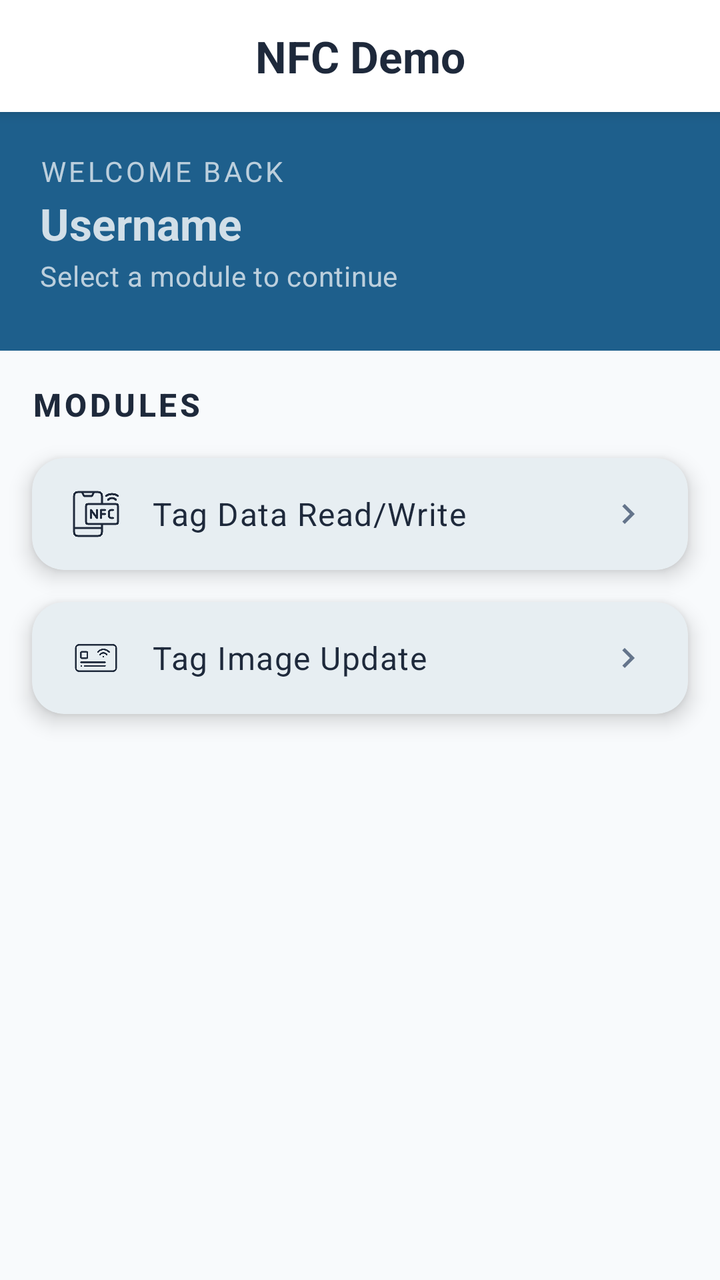
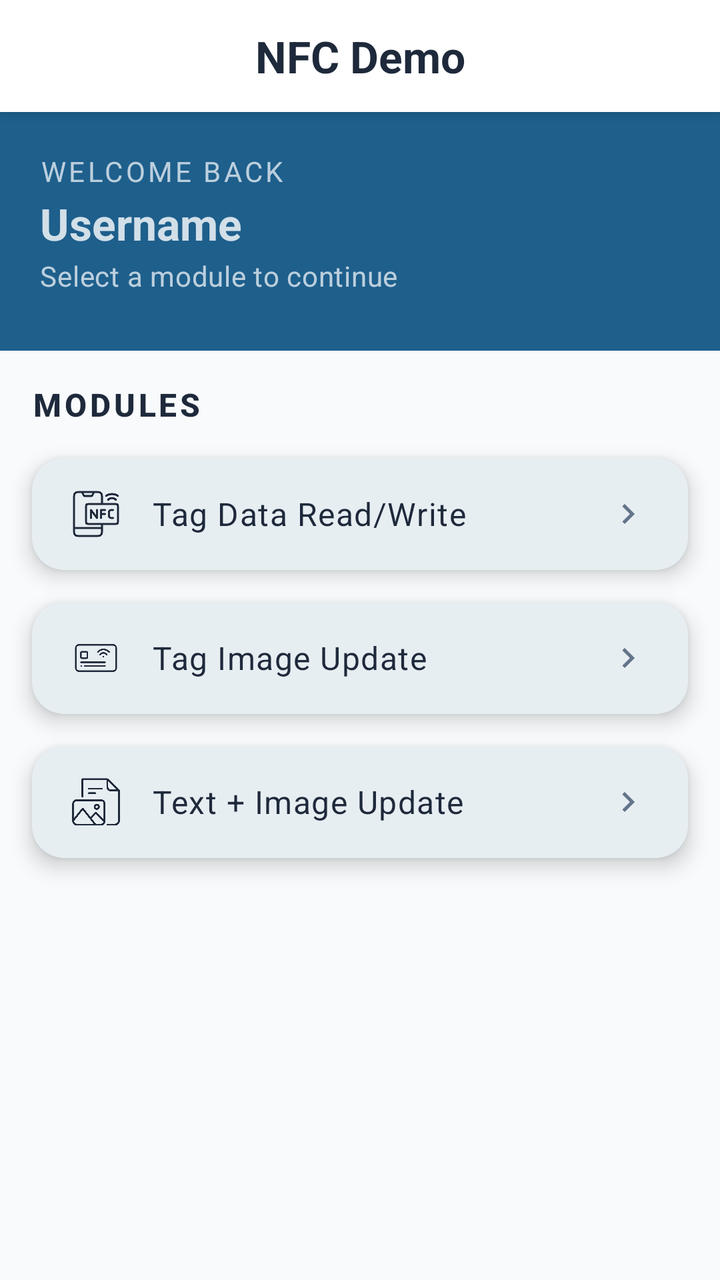

The first picture is an Android layout as it rendered before a commit; the second is the same layout after the commit. The layout source and the unified diff follow.
<!-- AndroidManifest.xml: application theme Theme.DemoNFC_App -->
<!-- res/layout/activity_main_menu.xml -->
<?xml version="1.0" encoding="utf-8"?>
<androidx.drawerlayout.widget.DrawerLayout xmlns:android="http://schemas.android.com/apk/res/android"
    xmlns:app="http://schemas.android.com/apk/res-auto"
    xmlns:tools="http://schemas.android.com/tools"
    android:id="@+id/drawerLayout"
    android:layout_width="match_parent"
    android:layout_height="match_parent"
    android:background="@color/background_primary"
    android:fitsSystemWindows="true"
    tools:context=".MainMenuActivity">

    
    
    

    <androidx.constraintlayout.widget.ConstraintLayout
        android:id="@+id/main"
        android:layout_width="match_parent"
        android:layout_height="match_parent"
        android:background="@color/background_primary">

        
        <LinearLayout
            android:id="@+id/headerLayout"
            android:layout_width="match_parent"
            android:layout_height="wrap_content"
            android:background="@color/surface"
            android:elevation="4dp"
            android:gravity="center"
            android:orientation="horizontal"
            android:paddingHorizontal="4dp"
            android:paddingVertical="4dp"
            app:layout_constraintEnd_toEndOf="parent"
            app:layout_constraintStart_toStartOf="parent"
            app:layout_constraintTop_toTopOf="parent">

            
            <ImageButton
                android:id="@+id/btnSideBar"
                style="@style/Widget.App.Header.IconButton"
                android:contentDescription="Open navigation menu"
                android:src="@drawable/ic_menu"
                android:visibility="invisible"
                app:tint="@color/on_surface" />

            <TextView
                android:id="@+id/txtTitle"
                style="@style/Widget.App.Header.Title"
                android:layout_weight="1"
                android:text="NFC Demo"
                android:textColor="@color/on_surface" />

            
            <ImageButton
                android:id="@+id/btnLogout"
                style="@style/Widget.App.Header.IconButton"
                android:contentDescription="Logout"
                android:src="@drawable/ic_logout"
                android:visibility="invisible"
                app:tint="@color/on_surface" />

        </LinearLayout>


        
        <ScrollView
            android:layout_width="match_parent"
            android:layout_height="0dp"
            android:fillViewport="true"
            app:layout_constraintBottom_toBottomOf="parent"
            app:layout_constraintTop_toBottomOf="@id/headerLayout">

            <LinearLayout
                android:layout_width="match_parent"
                android:layout_height="wrap_content"
                android:orientation="vertical">

                
                <LinearLayout
                    android:id="@+id/greetingBanner"
                    android:layout_width="match_parent"
                    android:layout_height="wrap_content"
                    android:background="@color/color_primary"
                    android:orientation="vertical"
                    android:paddingHorizontal="20dp"
                    android:paddingTop="20dp"
                    android:paddingBottom="28dp">

                    <TextView
                        android:layout_width="wrap_content"
                        android:layout_height="wrap_content"
                        android:letterSpacing="0.1"
                        android:text="WELCOME BACK"
                        android:textAppearance="@style/TextAppearance.App.BodyMedium"
                        android:textColor="@color/white_70" />

                    <TextView
                        android:id="@+id/username"
                        android:layout_width="wrap_content"
                        android:layout_height="wrap_content"
                        android:layout_marginTop="2dp"
                        android:text="Username"
                        android:textAppearance="@style/TextAppearance.App.TitleLarge"
                        android:textColor="@color/white_80" />

                    <TextView
                        android:layout_width="wrap_content"
                        android:layout_height="wrap_content"
                        android:layout_marginTop="2dp"
                        android:text="Select a module to continue"
                        android:textAppearance="@style/TextAppearance.App.BodyMedium"
                        android:textColor="@color/white_70" />

                </LinearLayout>


                
                <LinearLayout
                    android:layout_width="match_parent"
                    android:layout_height="wrap_content"
                    android:orientation="vertical">

                    <TextView
                        android:layout_width="wrap_content"
                        android:layout_height="wrap_content"
                        android:layout_marginHorizontal="16dp"
                        android:layout_marginTop="16dp"
                        android:letterSpacing="0.1"
                        android:text="MODULES"
                        android:textAppearance="@style/TextAppearance.App.TitleMedium" />

                    <com.google.android.material.card.MaterialCardView
                        android:id="@+id/tagReadWriteCard"
                        style="@style/Widget.App.Card.Elevated"
                        android:layout_width="match_parent"
                        android:layout_height="wrap_content"
                        android:layout_marginTop="16dp"
                        android:layout_marginHorizontal="16dp">

                        <LinearLayout
                            android:id="@+id/nfcTagReadWriteLayout"
                            android:layout_width="match_parent"
                            android:layout_height="56dp"
                            android:background="?attr/selectableItemBackground"
                            android:clickable="true"
                            android:focusable="true"
                            android:gravity="center_vertical"
                            android:paddingHorizontal="20dp">

                            <ImageView
                                android:layout_width="24dp"
                                android:layout_height="24dp"
                                android:contentDescription="About Us"
                                android:src="@drawable/nfc_tag_read"
                                app:tint="@color/on_surface" />

                            <TextView
                                android:layout_width="0dp"
                                android:layout_height="wrap_content"
                                android:layout_marginStart="16dp"
                                android:layout_weight="1"
                                android:text="Tag Data Read/Write"
                                android:textAppearance="@style/TextAppearance.App.BodyLarge"
                                android:textColor="@color/on_surface" />

                            <ImageView
                                android:layout_width="20dp"
                                android:layout_height="20dp"
                                android:contentDescription="@string/navigate"
                                android:src="@drawable/ic_next"
                                app:tint="@color/on_surface_variant" />

                        </LinearLayout>

                    </com.google.android.material.card.MaterialCardView>

                    <com.google.android.material.card.MaterialCardView
                        android:id="@+id/tagImageUpdateCard"
                        style="@style/Widget.App.Card.Elevated"
                        android:layout_width="match_parent"
                        android:layout_height="wrap_content"
                        android:layout_marginTop="16dp"
                        android:layout_marginHorizontal="16dp"
                        android:layout_marginBottom="16dp">

                        <LinearLayout
                            android:id="@+id/nfcTagImageUpdateLayout"
                            android:layout_width="match_parent"
                            android:layout_height="56dp"
                            android:background="?attr/selectableItemBackground"
                            android:clickable="true"
                            android:focusable="true"
                            android:gravity="center_vertical"
                            android:paddingHorizontal="20dp">

                            <ImageView
                                android:layout_width="24dp"
                                android:layout_height="24dp"
                                android:contentDescription="About Us"
                                android:src="@drawable/nfc_card"
                                app:tint="@color/on_surface" />

                            <TextView
                                android:layout_width="0dp"
                                android:layout_height="wrap_content"
                                android:layout_marginStart="16dp"
                                android:layout_weight="1"
                                android:text="Tag Image Update"
                                android:textAppearance="@style/TextAppearance.App.BodyLarge"
                                android:textColor="@color/on_surface" />

                            <ImageView
                                android:layout_width="20dp"
                                android:layout_height="20dp"
                                android:contentDescription="@string/navigate"
                                android:src="@drawable/ic_next"
                                app:tint="@color/on_surface_variant" />

                        </LinearLayout>

                    </com.google.android.material.card.MaterialCardView>

                    <LinearLayout
                        android:id="@+id/emptyState"
                        android:layout_width="match_parent"
                        android:layout_height="wrap_content"
                        android:gravity="center"
                        android:orientation="vertical"
                        android:paddingTop="48dp"
                        android:visibility="gone"
                        tools:visibility="gone">

                        <TextView
                            android:layout_width="wrap_content"
                            android:layout_height="wrap_content"
                            android:text="No modules available"
                            android:textAppearance="@style/TextAppearance.App.TitleSmall" />

                        <TextView
                            android:layout_width="wrap_content"
                            android:layout_height="wrap_content"
                            android:layout_marginTop="4dp"
                            android:text="Contact your administrator for access."
                            android:textAppearance="@style/TextAppearance.App.BodySmall" />

                    </LinearLayout>

                </LinearLayout>

            </LinearLayout>

        </ScrollView>

    </androidx.constraintlayout.widget.ConstraintLayout>


    
    
    

    
    
    
    
    
    
    
    

    
    
    
    

    
    
    
    
    
    
    

    
    
    
    
    
    
    

    
    
    
    
    
    
    
    

    

    
    
    
    
    
    
    
    
    
    

    
    
    
    
    
    

    
    
    
    
    
    
    
    

    
    
    
    
    
    

    


    
    
    
    
    
    
    
    
    
    

    
    
    
    
    
    

    
    
    
    
    
    
    
    

    
    
    
    
    
    

    

    
    
    
    


    
    
    
    
    

    
    
    
    
    

    
    
    
    
    
    
    
    
    


    
    
    
    
    
    
    
    
    

    
    
    
    
    
    

    
    
    
    
    
    

    
    
    
    
    
    
    
    
    

    
    
    
    
    
    
    
    
    

    

    


    
    
    
    
    
    
    
    
    

    
    
    
    
    
    

    
    
    
    
    
    

    
    
    
    
    
    
    
    
    

    
    
    
    
    
    
    
    
    

    

    

    
    
    
    
    
    
    
    
    

    
    
    
    
    
    

    
    
    
    
    
    

    
    
    
    
    
    
    
    
    

    
    
    
    
    
    
    
    
    

    

    

    

    


    
    
    
    
    

    
    
    
    
    
    
    
    

    
    
    
    
    

    
    
    
    
    
    

    

    

    

</androidx.drawerlayout.widget.DrawerLayout>
<!-- resources referenced by this layout -->
<resources>
  <color name="background_primary">#F8FAFC</color>
  <color name="color_primary">#1E5F8C</color>
  <color name="on_surface">#1E293B</color>
  <color name="on_surface_variant">#64748B</color>
  <color name="surface">#FFFFFF</color>
  <color name="white_70">#B3FFFFFF</color>
  <color name="white_80">#CCFFFFFF</color>
  <!-- drawable ic_menu (drawable) -->
  <vector xmlns:android="http://schemas.android.com/apk/res/android" android:height="24dp" android:tint="#000000" android:viewportHeight="960" android:viewportWidth="960" android:width="24dp">
        
      <path android:fillColor="@android:color/white" android:pathData="M120,720L120,640L840,640L840,720L120,720ZM120,520L120,440L840,440L840,520L120,520ZM120,320L120,240L840,240L840,320L120,320Z"/>
      
  </vector>
  <!-- drawable ic_next (drawable) -->
  <?xml version="1.0" encoding="utf-8"?>
  <vector xmlns:android="http://schemas.android.com/apk/res/android"
      android:width="24dp"
      android:height="24dp"
      android:viewportWidth="24.0"
      android:viewportHeight="24.0">
      <path
          android:fillColor="@android:color/white"
          android:pathData="M10,6L8.59,7.41 13.17,12l-4.58,4.59L10,18l6,-6z" />
  </vector>
  <string name="navigate">Navigate</string>
  <style name="TextAppearance.App.BodyLarge" parent="TextAppearance.Material3.BodyLarge">
          <item name="android:textColor">@color/text_primary</item>
      </style>
  <style name="TextAppearance.App.BodyMedium" parent="TextAppearance.Material3.BodyMedium">
          <item name="android:textColor">@color/text_primary</item>
      </style>
  <style name="TextAppearance.App.BodySmall" parent="TextAppearance.Material3.BodySmall">
          <item name="android:textColor">@color/text_secondary</item>
      </style>
  <style name="TextAppearance.App.TitleLarge" parent="TextAppearance.Material3.TitleLarge">
          <item name="android:textColor">@color/text_primary</item>
          <item name="android:textStyle">bold</item>
      </style>
  <style name="TextAppearance.App.TitleMedium" parent="TextAppearance.Material3.TitleMedium">
          <item name="android:textColor">@color/text_primary</item>
          <item name="android:textStyle">bold</item>
      </style>
  <style name="TextAppearance.App.TitleSmall" parent="TextAppearance.Material3.TitleSmall">
          <item name="android:textColor">@color/text_primary</item>
          <item name="android:textStyle">bold</item>
      </style>
  <style name="Widget.App.Card.Elevated" parent="Widget.Material3.CardView.Elevated">
  
          <item name="cardBackgroundColor">@color/card_background</item>
  
          <item name="cardCornerRadius">16dp</item>
  
          <item name="cardElevation">6dp</item>
  
      </style>
  <style name="Widget.App.Header.IconButton" parent="Widget.AppCompat.ImageButton">
  
          <item name="android:layout_width">48dp</item>
          <item name="android:layout_height">48dp</item>
  
          <item name="android:background">?attr/selectableItemBackgroundBorderless</item>
  
          <item name="android:padding">12dp</item>
  
          <item name="android:focusable">false</item>
  
          <item name="tint">@color/color_on_primary</item>
  
          <item name="android:scaleType">fitCenter</item>
  
      </style>
  <style name="Theme.DemoNFC_App" parent="Base.Theme.DemoNFC_App" />
  <color name="text_primary">#1E293B</color>
  <color name="text_secondary">#64748B</color>
  <color name="card_background">#FFFFFF</color>
  <color name="color_on_primary">#FFFFFF</color>
  <color name="color_primary_light">#4D89B5</color>
  <color name="color_secondary">#E8A33D</color>
  <color name="color_on_secondary">#000000</color>
  <color name="color_secondary_light">#F0C171</color>
  <color name="error">#EF4444</color>
  <color name="white">#FFFFFF</color>
  <color name="surface_variant">#F8FAFC</color>
  <color name="border_primary">#E2E8F0</color>
  <!-- unchanged entries left out for length: 5 -->
</resources>

<!-- the commit's change to res/layout/activity_main_menu.xml (unified diff, before → after) -->
@@ -180,8 +180,7 @@
                         android:layout_width="match_parent"
                         android:layout_height="wrap_content"
                         android:layout_marginTop="16dp"
-                        android:layout_marginHorizontal="16dp"
-                        android:layout_marginBottom="16dp">
+                        android:layout_marginHorizontal="16dp">
 
                         <LinearLayout
                             android:id="@+id/nfcTagImageUpdateLayout"
@@ -220,6 +219,52 @@
 
                     </com.google.android.material.card.MaterialCardView>
 
+                    <com.google.android.material.card.MaterialCardView
+                        android:id="@+id/tagTextImageUpdateCard"
+                        style="@style/Widget.App.Card.Elevated"
+                        android:layout_width="match_parent"
+                        android:layout_height="wrap_content"
+                        android:layout_marginTop="16dp"
+                        android:layout_marginHorizontal="16dp"
+                        android:layout_marginBottom="16dp">
+
+                        <LinearLayout
+                            android:id="@+id/nfcTextTagImageUpdateLayout"
+                            android:layout_width="match_parent"
+                            android:layout_height="56dp"
+                            android:background="?attr/selectableItemBackground"
+                            android:clickable="true"
+                            android:focusable="true"
+                            android:gravity="center_vertical"
+                            android:paddingHorizontal="20dp">
+
+                            <ImageView
+                                android:layout_width="24dp"
+                                android:layout_height="24dp"
+                                android:contentDescription="About Us"
+                                android:src="@drawable/text_image"
+                                app:tint="@color/on_surface" />
+
+                            <TextView
+                                android:layout_width="0dp"
+                                android:layout_height="wrap_content"
+                                android:layout_marginStart="16dp"
+                                android:layout_weight="1"
+                                android:text="Text + Image Update"
+                                android:textAppearance="@style/TextAppearance.App.BodyLarge"
+                                android:textColor="@color/on_surface" />
+
+                            <ImageView
+                                android:layout_width="20dp"
+                                android:layout_height="20dp"
+                                android:contentDescription="@string/navigate"
+                                android:src="@drawable/ic_next"
+                                app:tint="@color/on_surface_variant" />
+
+                        </LinearLayout>
+
+                    </com.google.android.material.card.MaterialCardView>
+
                     <LinearLayout
                         android:id="@+id/emptyState"
                         android:layout_width="match_parent"
<!-- resource entries referenced after the edit -->
@@ -24,6 +24,7 @@
           android:fillColor="@android:color/white"
           android:pathData="M10,6L8.59,7.41 13.17,12l-4.58,4.59L10,18l6,-6z" />
   </vector>
+  <!-- drawable text_image: png bitmap (drawable, 15743 bytes) -->
   <string name="navigate">Navigate</string>
   <style name="TextAppearance.App.BodyLarge" parent="TextAppearance.Material3.BodyLarge">
           <item name="android:textColor">@color/text_primary</item>
